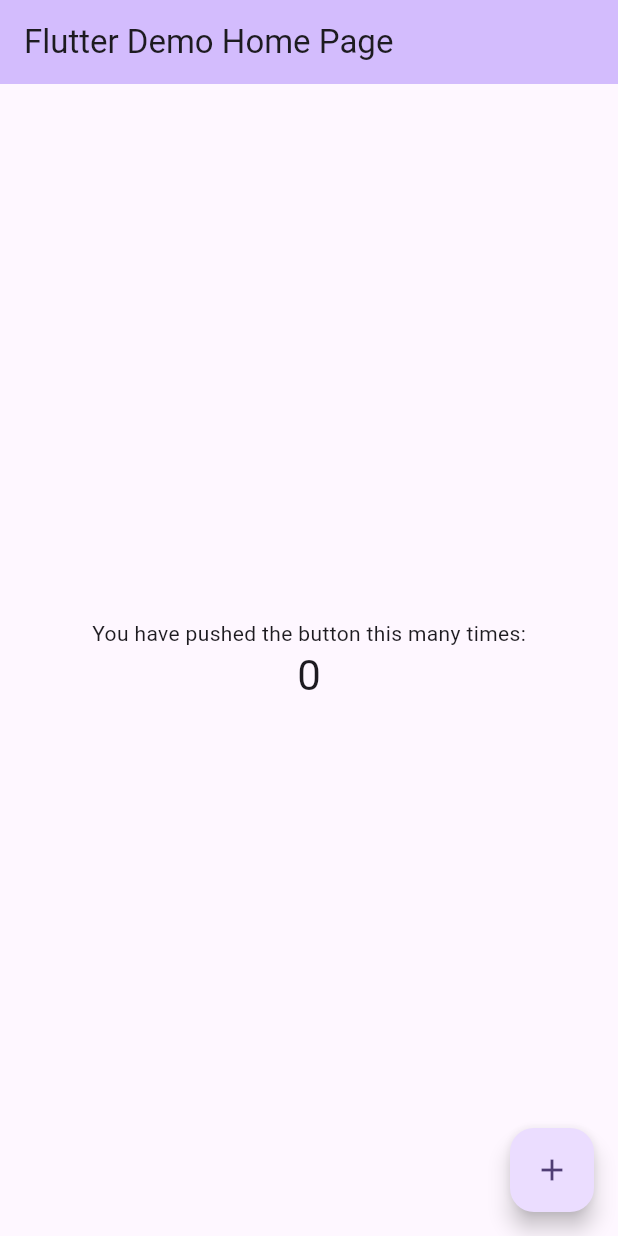
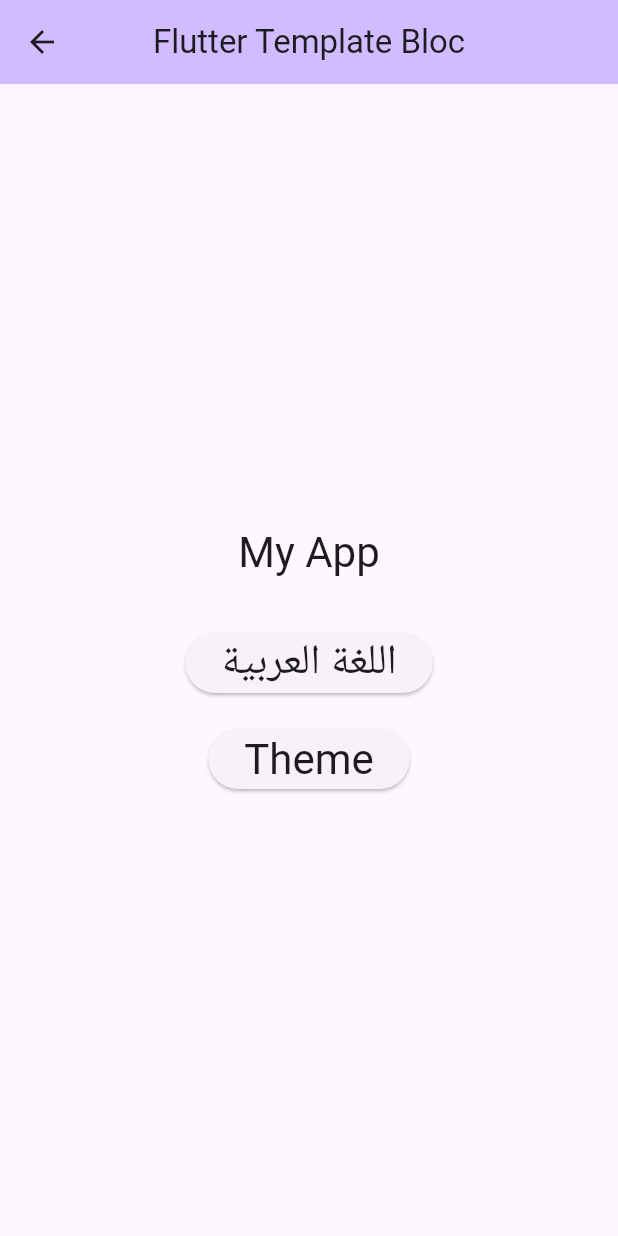
Before and after one commit to Abdullah98Om/flutter_temp_bloc, a Flutter app: the screen it shows after launch, on a phone screen of 412 x 824 dp. Run offline on Flutter 3.47's test engine with Material 3 defaults, Android fonts, the phone set to English and light mode, and no system bars; our stand-ins replace cached_network_image, dio, easy_localization, flutter_bloc, flutter_secure_storage, fpdart and 2 more.

Commit message:
add lanaguage and theme managing

```diff
--- /dev/null
+++ b/assets/langs/ar.json
@@ -0,0 +1,6 @@
+  {
+    "appTitle": "تطبيقي",
+    "login": "تسجيل الدخول",
+    "logout": "تسجيل الخروج",
+    "hello": "مرحبا"
+  }
--- /dev/null
+++ b/assets/langs/en.json
@@ -0,0 +1,6 @@
+{
+  "appTitle": "My App",
+  "login": "Login",
+  "logout": "Logout",
+  "hello": "Hello"
+}
--- a/lib/core/di/dependency_injection.dart
+++ b/lib/core/di/dependency_injection.dart
@@ -20,6 +20,7 @@ class DependencyInjection {
     final secureStorage = SecureStorageServices();
     getIt.registerLazySingleton<SecureStorageServices>(() => secureStorage);
 
+    //////////////////////////////////////////////////////////
     ///////////////// Cubits //////////////////////////////////////
   }
 }
--- /dev/null
+++ b/lib/core/localization/language_keys.dart
@@ -0,0 +1,4 @@
+class LanguageKeys {
+  static const english = 'en';
+  static const arabic = 'ar';
+}
--- a/lib/core/routers/routers.dart
+++ b/lib/core/routers/routers.dart
@@ -1,4 +1,7 @@
 import 'package:flutter/material.dart';
+import 'package:flutter_temp_bloc/views/home_page.dart';
+
+import 'routers_name.dart';
 
 // import 'routers_name.dart';
 
@@ -11,7 +14,7 @@ class Routes {
       // RoutesName.index: (_) => const Index(),
       // RoutesName.storyView: (_) => const StoryViewScreen(),
       // RoutesName.article: (_) => const ArticleScreen(),
-      // RoutesName.profile: (_) => const ProfileScreen(),
+      RoutesName.home: (_) => const HomePage(),
     };
 
     final pageBuilder = routes[settings.name];
--- a/lib/core/routers/routers_name.dart
+++ b/lib/core/routers/routers_name.dart
@@ -5,5 +5,5 @@ class RoutesName {
   static const String index = '/index';
   static const String storyView = '/storyView';
   static const String article = '/article';
-  static const String profile = '/profile';
+  static const String home = '/home';
 }
--- /dev/null
+++ b/lib/core/theme/theme_cubit.dart
@@ -0,0 +1,23 @@
+import 'package:flutter/material.dart';
+import 'package:flutter_bloc/flutter_bloc.dart';
+
+/// الحالة البسيطة للثيم
+class ThemeState {
+  final ThemeMode themeMode;
+  const ThemeState(this.themeMode);
+}
+
+/// الـ Cubit المسؤول عن إدارة الثيم
+class ThemeCubit extends Cubit<ThemeState> {
+  ThemeCubit() : super(const ThemeState(ThemeMode.light));
+
+  void toggleTheme() {
+    final newMode = state.themeMode == ThemeMode.light
+        ? ThemeMode.dark
+        : ThemeMode.light;
+    emit(ThemeState(newMode));
+  }
+
+  void setLight() => emit(const ThemeState(ThemeMode.light));
+  void setDark() => emit(const ThemeState(ThemeMode.dark));
+}
--- a/lib/main.dart
+++ b/lib/main.dart
@@ -1,122 +1,58 @@
+import 'package:easy_localization/easy_localization.dart';
 import 'package:flutter/material.dart';
+import 'package:flutter_bloc/flutter_bloc.dart';
+import 'package:flutter_temp_bloc/core/theme/app_theme.dart';
+import 'core/routers/routers.dart';
+import 'core/routers/routers_name.dart';
+import 'core/theme/theme_cubit.dart';
+import 'views/error_page/error_page.dart' show ErrorPage;
+import 'core/di/dependency_injection.dart';
+import 'core/localization/language_keys.dart';
 
-void main() {
-  runApp(const MyApp());
+void main() async {
+  WidgetsFlutterBinding.ensureInitialized();
+  await EasyLocalization.ensureInitialized();
+  await DependencyInjection.init();
+  runApp(
+    EasyLocalization(
+      supportedLocales: const [
+        Locale(LanguageKeys.english),
+        Locale(LanguageKeys.arabic),
+      ],
+
+      saveLocale: true, // هذا يحفظ اللغة تلقائيًا
+      path: 'assets/langs',
+      fallbackLocale: const Locale(LanguageKeys.english),
+      child: BlocProvider(create: (_) => ThemeCubit(), child: const MyApp()),
+    ),
+  );
 }
 
 class MyApp extends StatelessWidget {
   const MyApp({super.key});
 
-  // This widget is the root of your application.
   @override
   Widget build(BuildContext context) {
-    return MaterialApp(
-      title: 'Flutter Demo',
-      theme: ThemeData(
-        // This is the theme of your application.
-        //
-        // TRY THIS: Try running your application with "flutter run". You'll see
-        // the application has a purple toolbar. Then, without quitting the app,
-        // try changing the seedColor in the colorScheme below to Colors.green
-        // and then invoke "hot reload" (save your changes or press the "hot
-        // reload" button in a Flutter-supported IDE, or press "r" if you used
-        // the command line to start the app).
-        //
-        // Notice that the counter didn't reset back to zero; the application
-        // state is not lost during the reload. To reset the state, use hot
-        // restart instead.
-        //
-        // This works for code too, not just values: Most code changes can be
-        // tested with just a hot reload.
-        colorScheme: .fromSeed(seedColor: Colors.deepPurple),
-      ),
-      home: const MyHomePage(title: 'Flutter Demo Home Page'),
+    return BlocBuilder<ThemeCubit, ThemeState>(
+      builder: (context, state) {
+        return MaterialApp(
+          locale: context.locale,
+          supportedLocales: context.supportedLocales,
+          localizationsDelegates: context.localizationDelegates,
+          theme: ThemeData.light(),
+          darkTheme: ThemeData.dark(),
+          themeMode: state.themeMode, // هنا يتم اختيار الثيم
+          initialRoute: RoutesName.home,
+          onGenerateRoute: Routes.generateRoute,
+          builder: (context, widget) {
+            // Handle UI errors
+            ErrorWidget.builder = (FlutterErrorDetails errorDetails) {
+              return ErrorPage();
+            };
+            return widget!;
+          },
+        );
+      },
     );
   }
 }
-
-class MyHomePage extends StatefulWidget {
-  const MyHomePage({super.key, required this.title});
-
-  // This widget is the home page of your application. It is stateful, meaning
-  // that it has a State object (defined below) that contains fields that affect
-  // how it looks.
-
-  // This class is the configuration for the state. It holds the values (in this
-  // case the title) provided by the parent (in this case the App widget) and
-  // used by the build method of the State. Fields in a Widget subclass are
-  // always marked "final".
-
-  final String title;
-
-  @override
-  State<MyHomePage> createState() => _MyHomePageState();
-}
-
-class _MyHomePageState extends State<MyHomePage> {
-  int _counter = 0;
-
-  void _incrementCounter() {
-    setState(() {
-      // This call to setState tells the Flutter framework that something has
-      // changed in this State, which causes it to rerun the build method below
-      // so that the display can reflect the updated values. If we changed
-      // _counter without calling setState(), then the build method would not be
-      // called again, and so nothing would appear to happen.
-      _counter++;
-    });
-  }
-
-  @override
-  Widget build(BuildContext context) {
-    // This method is rerun every time setState is called, for instance as done
-    // by the _incrementCounter method above.
-    //
-    // The Flutter framework has been optimized to make rerunning build methods
-    // fast, so that you can just rebuild anything that needs updating rather
-    // than having to individually change instances of widgets.
-    return Scaffold(
-      appBar: AppBar(
-        // TRY THIS: Try changing the color here to a specific color (to
-        // Colors.amber, perhaps?) and trigger a hot reload to see the AppBar
-        // change color while the other colors stay the same.
-        backgroundColor: Theme.of(context).colorScheme.inversePrimary,
-        // Here we take the value from the MyHomePage object that was created by
-        // the App.build method, and use it to set our appbar title.
-        title: Text(widget.title),
-      ),
-      body: Center(
-        // Center is a layout widget. It takes a single child and positions it
-        // in the middle of the parent.
-        child: Column(
-          // Column is also a layout widget. It takes a list of children and
-          // arranges them vertically. By default, it sizes itself to fit its
-          // children horizontally, and tries to be as tall as its parent.
-          //
-          // Column has various properties to control how it sizes itself and
-          // how it positions its children. Here we use mainAxisAlignment to
-          // center the children vertically; the main axis here is the vertical
-          // axis because Columns are vertical (the cross axis would be
-          // horizontal).
-          //
-          // TRY THIS: Invoke "debug painting" (choose the "Toggle Debug Paint"
-          // action in the IDE, or press "p" in the console), to see the
-          // wireframe for each widget.
-          mainAxisAlignment: .center,
-          children: [
-            const Text('You have pushed the button this many times:'),
-            Text(
-              '$_counter',
-              style: Theme.of(context).textTheme.headlineMedium,
-            ),
-          ],
-        ),
-      ),
-      floatingActionButton: FloatingActionButton(
-        onPressed: _incrementCounter,
-        tooltip: 'Increment',
-        child: const Icon(Icons.add),
-      ),
-    );
-  }
-}
--- /dev/null
+++ b/lib/views/home_page.dart
@@ -0,0 +1,54 @@
+import 'package:easy_localization/easy_localization.dart';
+import 'package:flutter/material.dart';
+import 'package:flutter_bloc/flutter_bloc.dart';
+
+import '../core/localization/language_keys.dart' show LanguageKeys;
+import '../core/theme/theme_cubit.dart';
+
+class HomePage extends StatelessWidget {
+  const HomePage({super.key});
+
+  @override
+  Widget build(BuildContext context) {
+    return Scaffold(
+      appBar: AppBar(
+        backgroundColor: Theme.of(context).colorScheme.inversePrimary,
+        centerTitle: true,
+        title: Text('Flutter Template Bloc'),
+      ),
+      body: Center(
+        child: Column(
+          mainAxisAlignment: .center,
+          children: [
+            Text(
+              "appTitle".tr(),
+              style: Theme.of(context).textTheme.headlineMedium,
+            ),
+            SizedBox(height: 32),
+            ElevatedButton(
+              onPressed: () {
+                // لتغيير اللغة إلى العربية
+                context.setLocale(Locale(LanguageKeys.arabic));
+              },
+              child: Text(
+                'اللغة العربية',
+                style: Theme.of(context).textTheme.headlineMedium,
+              ),
+            ),
+            SizedBox(height: 16),
+            ElevatedButton(
+              onPressed: () {
+                final themeCubit = context.read<ThemeCubit>();
+                themeCubit.toggleTheme();
+              },
+              child: Text(
+                'Theme',
+                style: Theme.of(context).textTheme.headlineMedium,
+              ),
+            ),
+          ],
+        ),
+      ),
+    );
+  }
+}
```
Also changed, not shown: lib/views/error_page/error_page.dart (added, +32 -0 lines), pubspec.yaml (+6 -2 lines), pubspec.lock.
